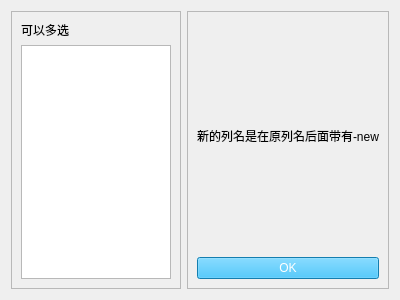
This is SciTools/uipopup/uipy/copy_column.ui in xihuyu20000/learn-python as Qt 5 draws it before an edit. The edited form follows.
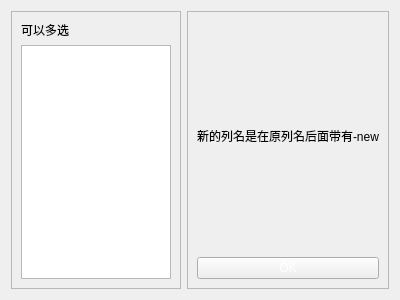
This is the edited form.

The edit to the form file:
```diff
--- a/SciTools/uipopup/uipy/copy_column.ui
+++ b/SciTools/uipopup/uipy/copy_column.ui
@@ -59,7 +59,9 @@
       <item>
        <widget class="QPushButton" name="pushButton">
         <property name="styleSheet">
-         <string notr="true">color: rgb(255, 255, 255); background-color: rgb(28, 177, 245);</string>
+                                    <string notr="true">color: rgb(255, 255, 255); background-color: rgb(28, 177,
+                                        245);
+                                    </string>
         </property>
         <property name="text">
          <string>OK</string>
```
Lines whose indentation alone changed are shown as unchanged.
